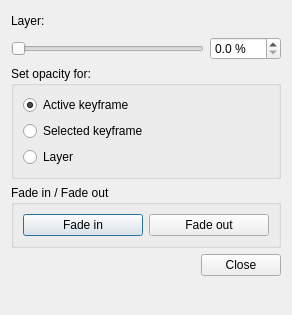
Qt form app/ui/layeropacitydialog.ui (pencil2d/pencil) before a commit.
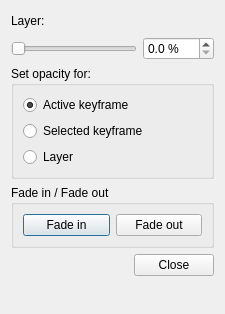
The same form after that commit.

Commit message: Reversed opacity slider so 0% is full opacity

```diff
--- a/app/ui/layeropacitydialog.ui
+++ b/app/ui/layeropacitydialog.ui
@@ -6,8 +6,8 @@
    <rect>
     <x>0</x>
     <y>0</y>
-    <width>292</width>
-    <height>315</height>
+    <width>225</width>
+    <height>314</height>
    </rect>
   </property>
   <property name="windowTitle">
```
The commit also changes 1 other file.
